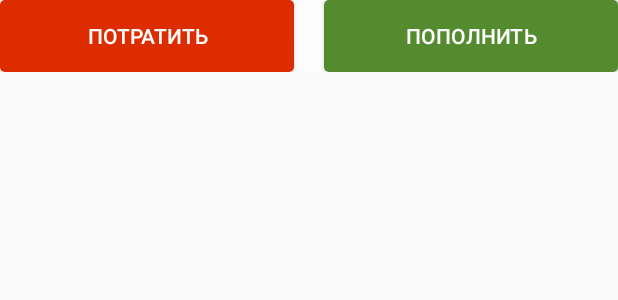
After one commit to keatonspb/MoneyBank, an Android app: the layout money_bank_widget.xml on its own in the app's theme, with its tools: preview values and no code run, on a phone screen of 412 x 824 dp. The commit adds this screen. Shown: the top 300 px of the screen. Run offline under Robolectric (Android 15) with nearby library versions, the phone set to English and light mode, and no system bars.

Commit message:
Виджет

```diff
--- /dev/null
+++ b/app/src/main/res/drawable/reqtangle_ripple_transpatant_white.xml
@@ -0,0 +1,9 @@
+<ripple xmlns:android="http://schemas.android.com/apk/res/android"
+    android:color="?android:colorControlHighlight">
+    <item>
+        <shape android:shape="rectangle">
+            <corners android:radius="3dp"></corners>
+            <solid android:color="@color/colorWhiteTranceparent"/>
+        </shape>
+    </item>
+</ripple>
--- a/app/src/main/res/layout/fragment_add_expense.xml
+++ b/app/src/main/res/layout/fragment_add_expense.xml
@@ -45,9 +45,7 @@
     <Button
         android:id="@+id/send_button"
         android:text="Потратить"
-        android:elevation="@dimen/elevation_low"
-        android:background="@drawable/reqtangle_ripple_red"
-        android:textColor="@android:color/white"
+        style="@style/AddExpenceButton"
         android:layout_width="match_parent"
         android:layout_height="60dp" />
     <LinearLayout
--- a/app/src/main/res/layout/fragment_add_income.xml
+++ b/app/src/main/res/layout/fragment_add_income.xml
@@ -35,9 +35,7 @@
     <Button
         android:id="@+id/send_button"
         android:text="Пополнить"
-        android:elevation="@dimen/elevation_low"
-        android:background="@drawable/reqtangle_ripple_green"
-        android:textColor="@android:color/white"
+        style="@style/AddIncomeButton"
         android:layout_width="match_parent"
         android:layout_height="60dp" />
 
--- /dev/null
+++ b/app/src/main/res/layout/money_bank_widget.xml
@@ -0,0 +1,34 @@
+<RelativeLayout xmlns:android="http://schemas.android.com/apk/res/android"
+    android:layout_width="match_parent"
+    android:layout_height="match_parent"
+    >
+    <LinearLayout
+        android:background="@drawable/reqtangle_ripple_transpatant_white"
+        android:padding="@dimen/widget_margin"
+        android:layout_width="match_parent"
+        android:layout_height="wrap_content"
+        android:gravity="center_vertical"
+        android:paddingLeft="8dp"
+        android:paddingRight="8dp"
+        android:paddingTop="8dp"
+        android:paddingBottom="8dp"
+        android:orientation="horizontal">
+    <Button
+        android:layout_weight="1"
+        style="@style/AddExpenceButton"
+        android:layout_marginRight="10dp"
+        android:id="@+id/make_expence_widget"
+        android:text="@string/make_expence_widget_btn_label"
+        android:layout_width="match_parent"
+        android:layout_height="match_parent" />
+    <Button
+        android:layout_weight="1"
+        style="@style/AddIncomeButton"
+            android:layout_marginLeft="10dp"
+            android:id="@+id/make_income_widget"
+            android:text="@string/make_income_widget_btn_label"
+            android:layout_width="match_parent"
+            android:layout_height="match_parent" />
+    </LinearLayout>
+
+</RelativeLayout>
--- a/app/src/main/res/values/color.xml
+++ b/app/src/main/res/values/color.xml
@@ -1,6 +1,7 @@
 <?xml version="1.0" encoding="utf-8"?>
 <resources>
     <color name="colorPrimary">#558b2f</color>
+    <color name="colorWhiteTranceparent">#81FFFFFF</color>
     <color name="colorPrimaryDark">#446f26</color>
     <color name="colorPrimaryRed">#dd2c00</color>
     <color name="colorPrimaryDarkRed">#dd2c00</color>
--- a/app/src/main/res/values/dimens.xml
+++ b/app/src/main/res/values/dimens.xml
@@ -9,4 +9,10 @@
     <dimen name="form_text_size">18sp</dimen>
     <dimen name="form_margin_bottom">20dp</dimen>
     <dimen name="row_height">90dp</dimen>
+
+    <!--
+Refer to App Widget Documentation for margin information
+http://developer.android.com/guide/topics/appwidgets/index.html#CreatingLayout
+    -->
+    <dimen name="widget_margin">8dp</dimen>
 </resources>
--- a/app/src/main/res/values/strings.xml
+++ b/app/src/main/res/values/strings.xml
@@ -10,5 +10,8 @@
     <string name="title_income">Пополнить</string>
     <string name="hello_world">Hello world!</string>
     <string name="hello_blank_fragment">Hello blank fragment</string>
+    <string name="add_widget">Add widget</string>
+    <string name="make_expence_widget_btn_label">Потратить</string>
+    <string name="make_income_widget_btn_label">Пополнить</string>
 
 </resources>
--- a/app/src/main/res/values/styles.xml
+++ b/app/src/main/res/values/styles.xml
@@ -24,4 +24,16 @@
 
     </style>
 
+    <style name="AddBaseButton" parent="Base.TextAppearance.AppCompat.Button">
+        <item name="android:elevation">@dimen/elevation_high</item>
+
+        <item name="android:textColor">@android:color/white</item>
+    </style>
+    <style name="AddIncomeButton" parent="AddBaseButton">
+        <item name="android:background">@drawable/reqtangle_ripple_green</item>
+    </style>
+    <style name="AddExpenceButton" parent="AddBaseButton">
+        <item name="android:background">@drawable/reqtangle_ripple_red</item>
+    </style>
+
 </resources>
```
Also changed, not shown: app/src/main/AndroidManifest.xml (+20 -8 lines), app/src/main/java/keaton/moneybank/MoneyBankWidget.java (added, +61 -0 lines), app/src/main/java/keaton/moneybank/ReportActivity.java (+15 -1 lines), app/src/main/res/values-v14/dimens.xml (added, +10 -0 lines), app/src/main/res/xml/money_bank_widget_info.xml (added, +10 -0 lines), app/src/main/res/drawable-nodpi/example_appwidget_preview.png (added).
